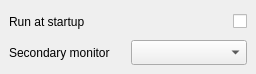
This is src/ui/design.ui in Odizinne/QMS as Qt 5 draws it before an edit. The edited form follows.
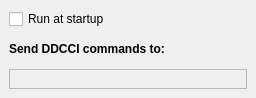
This is the edited form.

Commit message: rework, now support more than one monitor. Edited readme.

Diff of the .ui file:
```diff
--- a/src/ui/design.ui
+++ b/src/ui/design.ui
@@ -7,7 +7,7 @@
     <x>0</x>
     <y>0</y>
     <width>256</width>
-    <height>74</height>
+    <height>98</height>
    </rect>
   </property>
   <property name="windowTitle">
@@ -15,56 +15,71 @@
   </property>
   <widget class="QWidget" name="centralwidget">
    <layout class="QGridLayout" name="gridLayout">
-    <item row="1" column="0">
-     <widget class="QLabel" name="label">
-      <property name="minimumSize">
-       <size>
-        <width>0</width>
-        <height>25</height>
-       </size>
-      </property>
-      <property name="text">
-       <string>Secondary monitor</string>
-      </property>
-     </widget>
-    </item>
-    <item row="1" column="1">
-     <widget class="QComboBox" name="comboBox">
-      <property name="minimumSize">
-       <size>
-        <width>0</width>
-        <height>25</height>
-       </size>
-      </property>
-     </widget>
-    </item>
+    <property name="spacing">
+     <number>12</number>
+    </property>
     <item row="0" column="0">
-     <widget class="QLabel" name="label_2">
-      <property name="minimumSize">
-       <size>
-        <width>0</width>
-        <height>25</height>
-       </size>
-      </property>
-      <property name="text">
-       <string>Run at startup</string>
-      </property>
-     </widget>
-    </item>
-    <item row="0" column="1">
      <widget class="QCheckBox" name="startup_checkbox">
       <property name="minimumSize">
        <size>
         <width>0</width>
-        <height>25</height>
+        <height>0</height>
        </size>
       </property>
       <property name="layoutDirection">
-       <enum>Qt::LayoutDirection::RightToLeft</enum>
+       <enum>Qt::LayoutDirection::LeftToRight</enum>
       </property>
       <property name="text">
-       <string/>
+       <string>Run at startup</string>
       </property>
+      <property name="autoRepeat">
+       <bool>false</bool>
+      </property>
+     </widget>
+    </item>
+    <item row="1" column="0">
+     <widget class="QLabel" name="label">
+      <property name="minimumSize">
+       <size>
+        <width>0</width>
+        <height>0</height>
+       </size>
+      </property>
+      <property name="font">
+       <font>
+        <bold>true</bold>
+       </font>
+      </property>
+      <property name="text">
+       <string>Send DDCCI commands to:</string>
+      </property>
+     </widget>
+    </item>
+    <item row="2" column="0">
+     <widget class="QFrame" name="gridFrame">
+      <property name="frameShape">
+       <enum>QFrame::Shape::StyledPanel</enum>
+      </property>
+      <property name="frameShadow">
+       <enum>QFrame::Shadow::Sunken</enum>
+      </property>
+      <layout class="QGridLayout" name="gridLayout_2">
+       <property name="leftMargin">
+        <number>9</number>
+       </property>
+       <property name="topMargin">
+        <number>9</number>
+       </property>
+       <property name="rightMargin">
+        <number>9</number>
+       </property>
+       <property name="bottomMargin">
+        <number>9</number>
+       </property>
+       <property name="spacing">
+        <number>12</number>
+       </property>
+      </layout>
      </widget>
     </item>
    </layout>
```
The commit also changes 4 other files.
